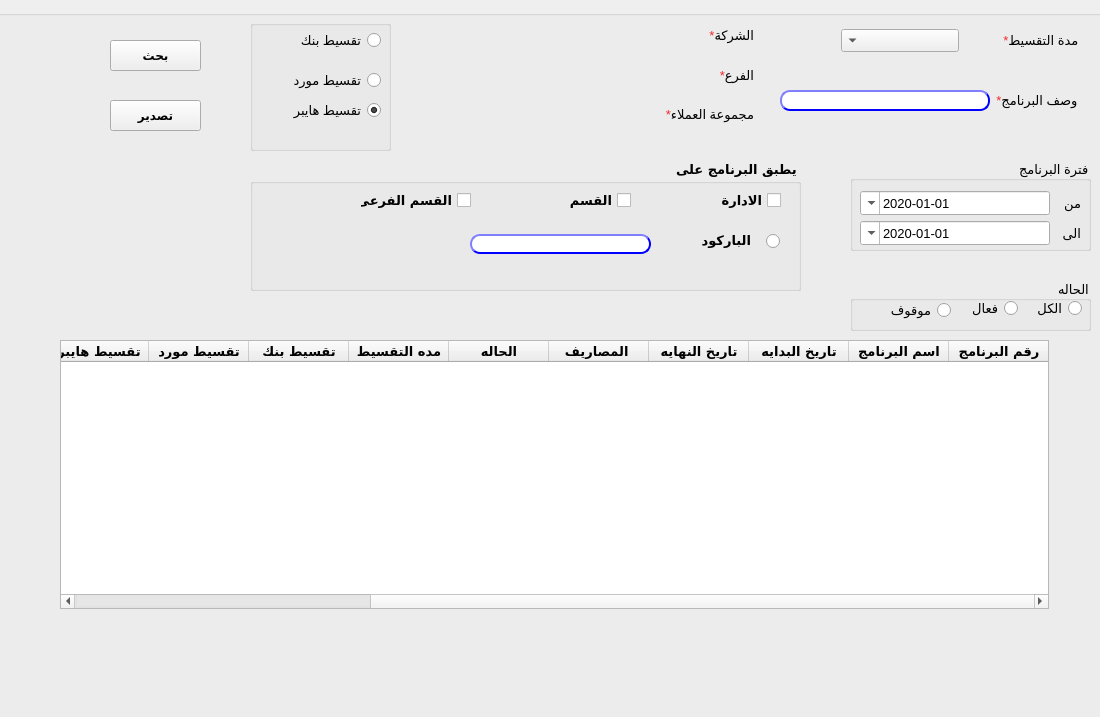
Old version of the form presentation/reports_ui/installment.ui in the repository shymaa123456/HyperPOS2020.
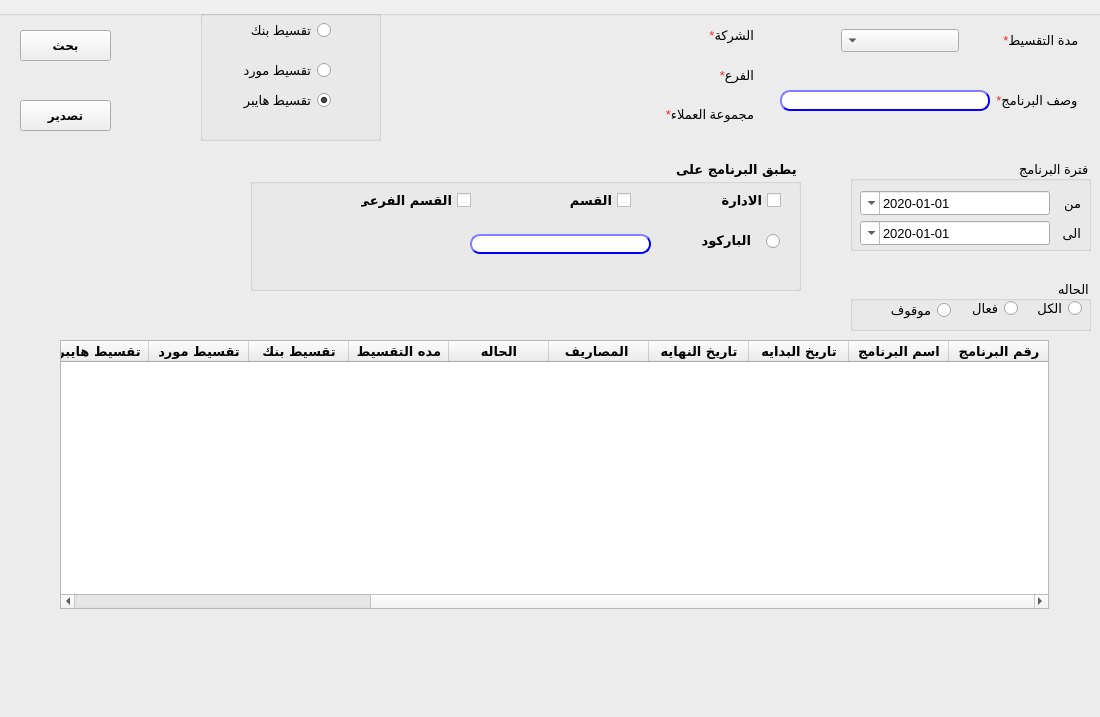
New version of the form.

Commit message: installment report

```diff
--- a/presentation/reports_ui/installment.ui
+++ b/presentation/reports_ui/installment.ui
@@ -335,9 +335,9 @@
     </property>
     <property name="geometry">
      <rect>
-      <x>510</x>
-      <y>10</y>
-      <width>141</width>
+      <x>460</x>
+      <y>0</y>
+      <width>181</width>
       <height>131</height>
      </rect>
     </property>
@@ -566,8 +566,8 @@
     </property>
     <property name="geometry">
      <rect>
-      <x>370</x>
-      <y>30</y>
+      <x>280</x>
+      <y>20</y>
       <width>91</width>
       <height>31</height>
      </rect>
@@ -593,7 +593,7 @@
     </property>
     <property name="geometry">
      <rect>
-      <x>370</x>
+      <x>280</x>
       <y>90</y>
       <width>91</width>
       <height>31</height>
```
The commit also changes 1 other file.
